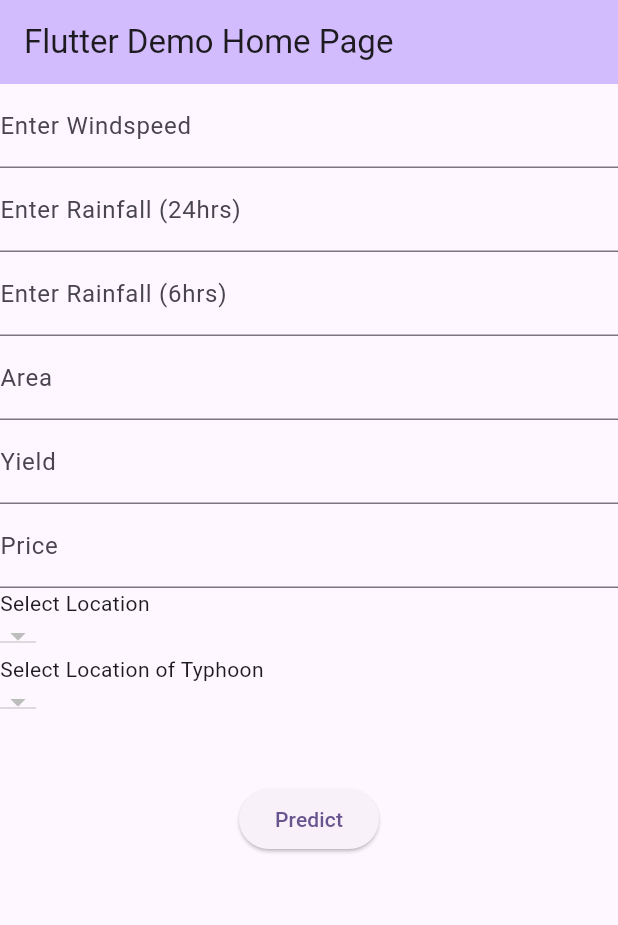
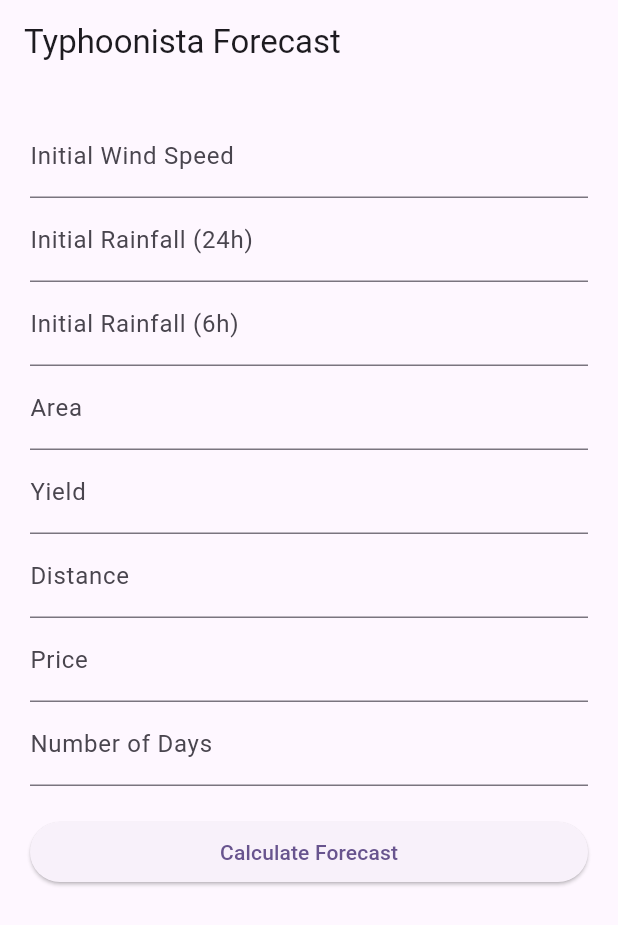
Before and after one commit to typhoonista/test, a Flutter app: the screen it shows after launch, on a phone screen of 412 x 824 dp. Shown: the top 925 px of the screen. Run offline on Flutter 3.47's test engine with Material 3 defaults, Android fonts, the phone set to English and light mode, and no system bars.

Commit message:
forecast in demo.dart

```diff
--- a/lib/demo.dart
+++ b/lib/demo.dart
@@ -2,7 +2,6 @@ import 'dart:convert';
 
 import 'package:flutter/material.dart';
 import 'package:http/http.dart' as http;
-import 'city.dart';
 
 class MyHomePage extends StatefulWidget {
   const MyHomePage({super.key, required this.title});
@@ -14,211 +13,205 @@ class MyHomePage extends StatefulWidget {
 }
 
 class _MyHomePageState extends State<MyHomePage> {
-  TextEditingController windspeedController = TextEditingController();
-  TextEditingController rainfall24hController = TextEditingController();
-  TextEditingController rainfall6hController = TextEditingController();
+  TextEditingController wsController = TextEditingController();
+  TextEditingController rf24Controller = TextEditingController();
+  TextEditingController rf6Controller = TextEditingController();
   TextEditingController areaController = TextEditingController();
   TextEditingController yieldController = TextEditingController();
+  TextEditingController distanceController = TextEditingController();
   TextEditingController priceController = TextEditingController();
+  TextEditingController daysController = TextEditingController();
 
-  List<String> municipalNames = [];
-  String? selectedMunicipalName;
-  String? selectedTyphoonLocation;
-  String? distancetoTyphoon = '';
-  String coordinates1 = '';
-  String distance = '';
-  String predictionResult = '';
-  String prediction = '';
+  String result = '';
 
-  Future<void> sendPredictionRequest() async {
-    try {
-      final response = await http.post(
-        Uri.parse('https://typhoonista.onrender.com/typhoonista/predict'),
-        headers: {'Content-Type': 'application/json'},
-        body: jsonEncode({
-          'features': [
-            double.parse(windspeedController.text),
-            double.parse(rainfall24hController.text),
-            double.parse(rainfall6hController.text),
-            double.parse(areaController.text),
-            double.parse(yieldController.text),
-            double.parse(coordinates1),
-            double.parse(priceController.text),
-          ],
-        }),
-      );
+  Future<void> forecast() async {
+    double initial_ws = double.parse(wsController.text);
+    double initial_rf24 = double.parse(rf24Controller.text);
+    double initial_rf6 = double.parse(rf6Controller.text);
+    double initial_area = double.parse(areaController.text);
+    double initial_yield = double.parse(yieldController.text);
+    double initial_distance = double.parse(distanceController.text);
+    double price = double.parse(priceController.text);
+    int days = int.parse(daysController.text);
 
-      if (response.statusCode == 200) {
-        print('Nigana');
-        setState(() {
-          prediction = 'Prediction: ${jsonDecode(response.body)['prediction']}';
-        });
-      } else {
-        print("failed");
-        predictionResult = 'Failed to get prediction';
-      }
-    } catch (error) {
-      setState(() {
-        print("prediction nag error: $error");
-        predictionResult = 'Error: $error';
-      });
-    }
+    double next_ws = initial_ws;
+    double next_rf24 = initial_rf24;
+    double next_rf6 = initial_rf6;
+    double next_area = initial_area;
+    double next_yield = initial_yield;
+    double next_distance = initial_distance;
+    double rice_price = price;
+    List<dynamic> costs = [];
+
+    var typhoonista_input = {
+      "features": [
+        next_ws,
+        next_rf24,
+        next_rf6,
+        next_area,
+        next_yield,
+        next_distance,
+        rice_price
+      ]
+    };
+    var typhoonista_response = await http.post(
+        Uri.parse("http://127.0.0.1:5000/typhoonista/predict"),
+        body: json.encode(typhoonista_input));
+    var typhoonista_response_data = json.decode(typhoonista_response.body);
+    var predicted_cost = typhoonista_response_data;
+    costs.add(predicted_cost);
+
+    for (int day = 1; day < days; day++) {
+      var windspeed_input = {
+        "features": [
+          next_rf24,
+          next_rf6,
+          next_distance,
+          next_area,
+          next_yield,
+          predicted_cost
+        ]
+      };
+      var windspeed_response = await http.post(
+          Uri.parse("http://127.0.0.1:5000/windspeed/predict"),
+          body: json.encode(windspeed_input));
+      var windspeed_response_data = json.decode(windspeed_response.body);
+
+      var rainfall24_input = {
+        "features": [
+          next_ws,
+          next_rf6,
+          next_distance,
+          next_area,
+          next_yield,
+          predicted_cost
+        ]
+      };
+      var rainfall24_response = await http.post(
+          Uri.parse("http://127.0.0.1:5000/rainfall24/predict"),
+          body: json.encode(rainfall24_input));
+      var rainfall24_response_data = json.decode(rainfall24_response.body);
+
+      var rainfall6_input = {
+        "features": [
+          next_ws,
+          next_rf24,
+          next_distance,
+          next_area,
+          next_yield,
+          predicted_cost
+        ]
+      };
+      var rainfall6_response = await http.post(
+          Uri.parse("http://127.0.0.1:5000/rainfall6h/predict"),
+          body: json.encode(rainfall6_input));
+      var rainfall6_response_data = json.decode(rainfall6_response.body);
+
+      var distance_input = {
+        "features": [
+          next_ws,
+          next_rf24,
+          next_rf6,
+          next_area,
+          next_yield,
+          predicted_cost
+        ]
+      };
+      var distance_response = await http.post(
+          Uri.parse("http://127.0.0.1:5000/distance/predict"),
+          body: json.encode(distance_input));
+      var distance_response_data = json.decode(distance_response.body);
+
+      next_ws = windspeed_response_data;
+      next_rf24 = rainfall24_response_data;
+      next_rf6 = rainfall6_response_data;
+      next_distance = distance_response_data;
+
+      var next_day_input = {
+        "features": [
+          next_ws,
+          next_rf24,
+          next_rf6,
+          next_area,
+          next_yield,
+          next_distance,
+          rice_price
+        ]
+      };
+      var day2_response = await http.post(
+          Uri.parse("http://127.0.0.1:5000/typhoonista/predict"),
+          body: json.encode(next_day_input));
+      var day2_response_data = json.decode(day2_response.body);
+      var next_day_cost = day2_response_data;
+      predicted_cost = next_day_cost;
+      costs.add(next_day_cost);
     }
 
-  Future<void> sendCoordinatesRequest() async {
-    try {
-      final response = await http.post(
-        Uri.parse('https://typhoonista.onrender.com/get_coordinates'),
-        headers: {'Content-Type': 'application/json'},
-        body: jsonEncode({
-          'predictionLocation': "$selectedMunicipalName, Philippines",
-          'typhoonLocation': "$selectedTyphoonLocation, Philippines",
-        }),
-      );
-
-      if (response.statusCode == 200) {
-        print('Nigana');
     setState(() {
-          coordinates1 = jsonDecode(response.body)['distance'].toString();
-          coordinates1 = coordinates1.replaceAll(" km", "");
-          print(coordinates1);
+      result = costs.toString();
     });
-      } else {
-        print("failed");
-        print(selectedMunicipalName);
-        print(coordinates1);
-        coordinates1 = 'Failed to get coordinates';
-      }
-    } catch (error) {
-      setState(() {
-        print("coordinates nag error: $error");
-        coordinates1 = 'Error: $error';
-      });
-    }
-  }
-
-  @override
-  void initState() {
-    super.initState();
-    loadMunicipalNames();
-  }
-
-  Future<void> loadMunicipalNames() async {
-    try {
-      List<String> names = await getMunicipalNames();
-      setState(() {
-        municipalNames = names;
-        print(municipalNames);
-      });
-    } catch (e) {
-      print('Error loading municipal names: $e');
-    }
   }
 
   @override
   Widget build(BuildContext context) {
     return Scaffold(
       appBar: AppBar(
-        backgroundColor: Theme.of(context).colorScheme.inversePrimary,
-        title: Text(widget.title),
+        title: Text('Typhoonista Forecast'),
       ),
-      body: Column(
-        children: <Widget>[
+      body: SingleChildScrollView(
+        padding: EdgeInsets.all(20.0),
+        child: Column(
+          crossAxisAlignment: CrossAxisAlignment.stretch,
+          children: [
             TextField(
-            controller: windspeedController,
-            decoration: const InputDecoration(
-              labelText: 'Enter Windspeed',
-            ),
+              controller: wsController,
+              keyboardType: TextInputType.number,
+              decoration: InputDecoration(labelText: 'Initial Wind Speed'),
             ),
             TextField(
-            controller: rainfall24hController,
-            decoration: const InputDecoration(
-              labelText: 'Enter Rainfall (24hrs)',
-            ),
+              controller: rf24Controller,
+              keyboardType: TextInputType.number,
+              decoration: InputDecoration(labelText: 'Initial Rainfall (24h)'),
             ),
             TextField(
-            controller: rainfall6hController,
-            decoration: const InputDecoration(
-              labelText: 'Enter Rainfall (6hrs)',
-            ),
+              controller: rf6Controller,
+              keyboardType: TextInputType.number,
+              decoration: InputDecoration(labelText: 'Initial Rainfall (6h)'),
             ),
             TextField(
               controller: areaController,
-            decoration: const InputDecoration(
-              labelText: 'Area',
-            ),
+              keyboardType: TextInputType.number,
+              decoration: InputDecoration(labelText: 'Area'),
             ),
             TextField(
               controller: yieldController,
-            decoration: const InputDecoration(
-              labelText: 'Yield',
+              keyboardType: TextInputType.number,
+              decoration: InputDecoration(labelText: 'Yield'),
             ),
+            TextField(
+              controller: distanceController,
+              keyboardType: TextInputType.number,
+              decoration: InputDecoration(labelText: 'Distance'),
             ),
             TextField(
               controller: priceController,
-            decoration: const InputDecoration(
-              labelText: 'Price',
+              keyboardType: TextInputType.number,
+              decoration: InputDecoration(labelText: 'Price'),
             ),
+            TextField(
+              controller: daysController,
+              keyboardType: TextInputType.number,
+              decoration: InputDecoration(labelText: 'Number of Days'),
             ),
-          const Align(
-            alignment: Alignment.centerLeft,
-            child: Text("Select Location"),
+            SizedBox(height: 20),
+            ElevatedButton(
+              onPressed: forecast,
+              child: Text('Calculate Forecast'),
             ),
-          Align(
-            alignment: Alignment.centerLeft,
-            child: DropdownButton<String>(
-              value: selectedMunicipalName,
-              items: municipalNames.map((String value) {
-                return DropdownMenuItem<String>(
-                  value: value,
-                  child: Text(value),
-                );
-              }).toList(),
-              onChanged: (String? newValue) {
-                setState(() {
-                  selectedMunicipalName = newValue;
-                });
-              },
+            SizedBox(height: 20),
+            Text(result),
+          ],
         ),
-          ),
-          const Align(
-            alignment: Alignment.centerLeft,
-            child: Text("Select Location of Typhoon"),
-          ),
-          Align(
-            alignment: Alignment.centerLeft,
-            child: DropdownButton<String>(
-              value: selectedTyphoonLocation,
-              items: municipalNames.map((String value) {
-                return DropdownMenuItem<String>(
-                  value: value,
-                  child: Text(value),
-                );
-              }).toList(),
-              onChanged: (String? newValue) {
-                setState(() {
-                  selectedTyphoonLocation = newValue;
-                });
-              },
-            ),
-          ),
-          Align(
-              alignment: Alignment.centerLeft, child: Text(distancetoTyphoon!)),
-          Align(alignment: Alignment.centerLeft, child: Text(predictionResult)),
-          ElevatedButton(
-              onPressed: () async {
-                await sendCoordinatesRequest();
-                setState(() {
-                  distancetoTyphoon = coordinates1.trim();
-                  distance = distancetoTyphoon!;
-                });
-                await sendPredictionRequest();
-                setState(() {
-                  predictionResult = prediction;
-                });
-              },
-              child: const Text('Predict'))
-        ],
       ),
     );
   }
```
Lines whose indentation alone changed are shown as unchanged.
